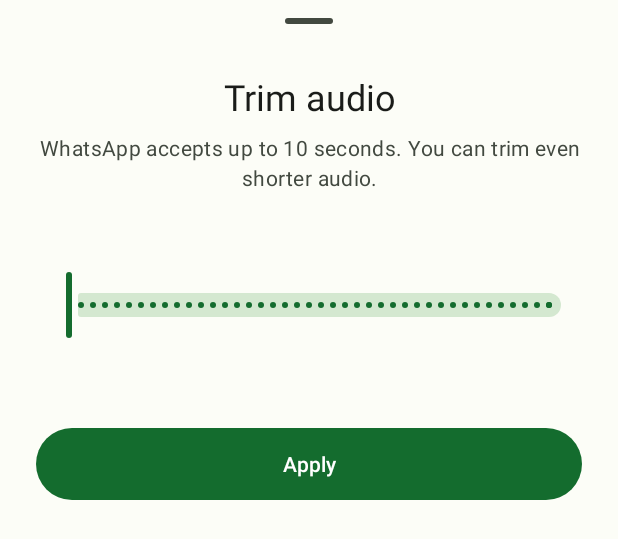
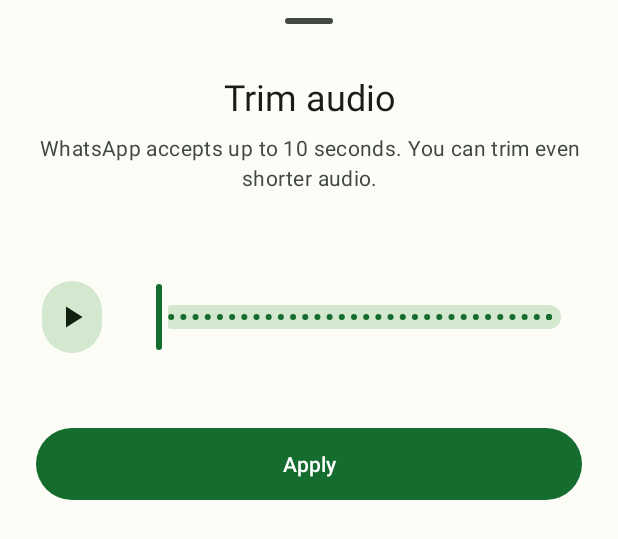
Before and after one commit to GMB8281/WAStickerAudioCreator, an Android app: the layout sheet_audio_trim.xml on its own in the app's theme, with its tools: preview values and no code run, on a phone screen of 412 x 824 dp. Shown: the top 539 px of the screen. Run offline under Robolectric (Android 15) with nearby library versions, the phone set to English and light mode, and no system bars.

Commit message:
TrimAudio, Fix DrawCanvas

```diff
--- /dev/null
+++ b/app/src/main/res/drawable/ic_play.xml
@@ -0,0 +1,7 @@
+<vector xmlns:android="http://schemas.android.com/apk/res/android"
+    android:width="24dp" android:height="24dp"
+    android:viewportWidth="24" android:viewportHeight="24"
+    android:tint="?attr/colorControlNormal">
+    <path android:fillColor="@android:color/white"
+        android:pathData="M8,5v14l11,-7z"/>
+</vector>
--- a/app/src/main/res/layout/sheet_audio_trim.xml
+++ b/app/src/main/res/layout/sheet_audio_trim.xml
@@ -38,17 +38,33 @@
         android:textAppearance="?attr/textAppearanceBodyMedium"
         android:textColor="?attr/colorOnSurfaceVariant" />
 
-    <com.google.android.material.slider.Slider
-        android:id="@+id/slider_trim"
+    <!-- Play/Pause button + Timeline on the same row -->
+    <LinearLayout
         android:layout_width="match_parent"
         android:layout_height="wrap_content"
-        android:layout_marginTop="16dp"
-        android:valueFrom="0.5"
-        android:valueTo="10.0"
-        android:stepSize="0.1" />
+        android:layout_marginTop="24dp"
+        android:gravity="center_vertical"
+        android:orientation="horizontal">
+
+        <com.google.android.material.button.MaterialButton
+            android:id="@+id/btn_play"
+            style="@style/Widget.App.CircleButton"
+            android:contentDescription="@string/cd_audio_toggle"
+            app:icon="@drawable/ic_play" />
+
+        <com.google.android.material.slider.RangeSlider
+            android:id="@+id/slider_trim"
+            android:layout_width="0dp"
+            android:layout_height="wrap_content"
+            android:layout_marginStart="12dp"
+            android:layout_weight="1"
+            android:stepSize="0.1"
+            android:valueFrom="0.0"
+            android:valueTo="10.0" />
+    </LinearLayout>
 
     <TextView
-        android:id="@+id/tv_selected_duration"
+        android:id="@+id/tv_selected_interval"
         android:layout_width="match_parent"
         android:layout_height="wrap_content"
         android:layout_marginTop="8dp"
@@ -56,10 +72,11 @@
         android:textAppearance="?attr/textAppearanceTitleMedium"
         android:textColor="?attr/colorOnSurface" />
 
+    <!-- Apply -->
     <com.google.android.material.button.MaterialButton
         android:id="@+id/btn_apply"
         android:layout_width="match_parent"
         android:layout_height="56dp"
-        android:layout_marginTop="24dp"
+        android:layout_marginTop="16dp"
         android:text="@string/apply" />
 </LinearLayout>
```
Also changed, not shown: app/src/main/java/com/marinov/wastickeraudiocreator/stickers/AnimatedWebp.kt (+4 -18 lines), app/src/main/java/com/marinov/wastickeraudiocreator/ui/AudioTrimSheet.kt (+126 -20 lines), app/src/main/java/com/marinov/wastickeraudiocreator/ui/StickerEditorActivity.kt (+9 -4 lines), app/src/main/java/com/marinov/wastickeraudiocreator/ui/canvas/CanvasTouchHandler.kt (+6 -5 lines), app/src/main/res/drawable/ic_pause.xml (added, +7 -0 lines), 2 other files.
